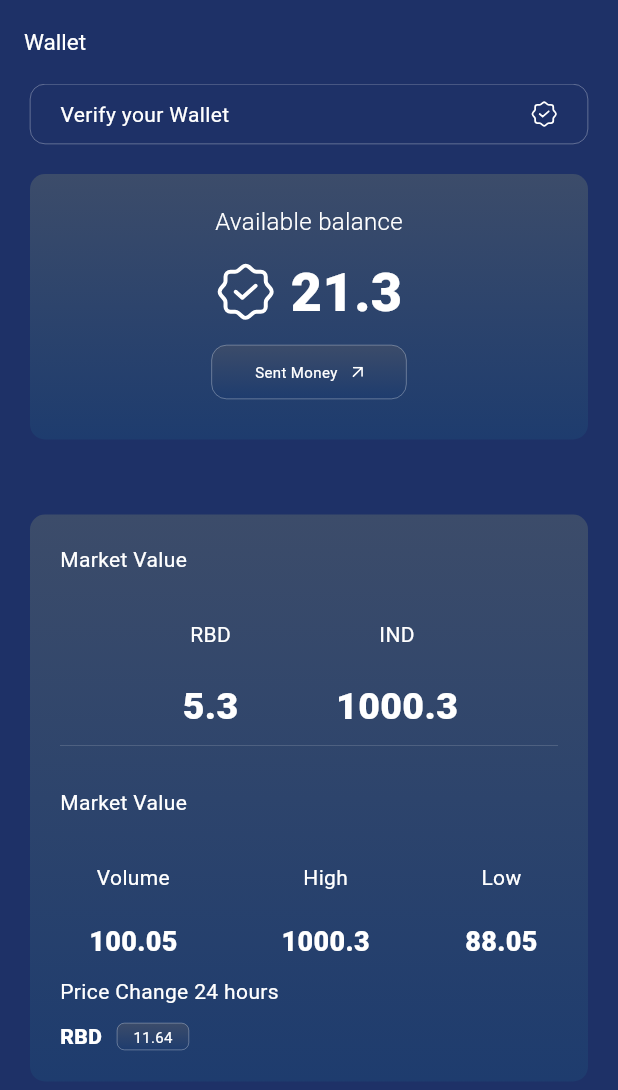
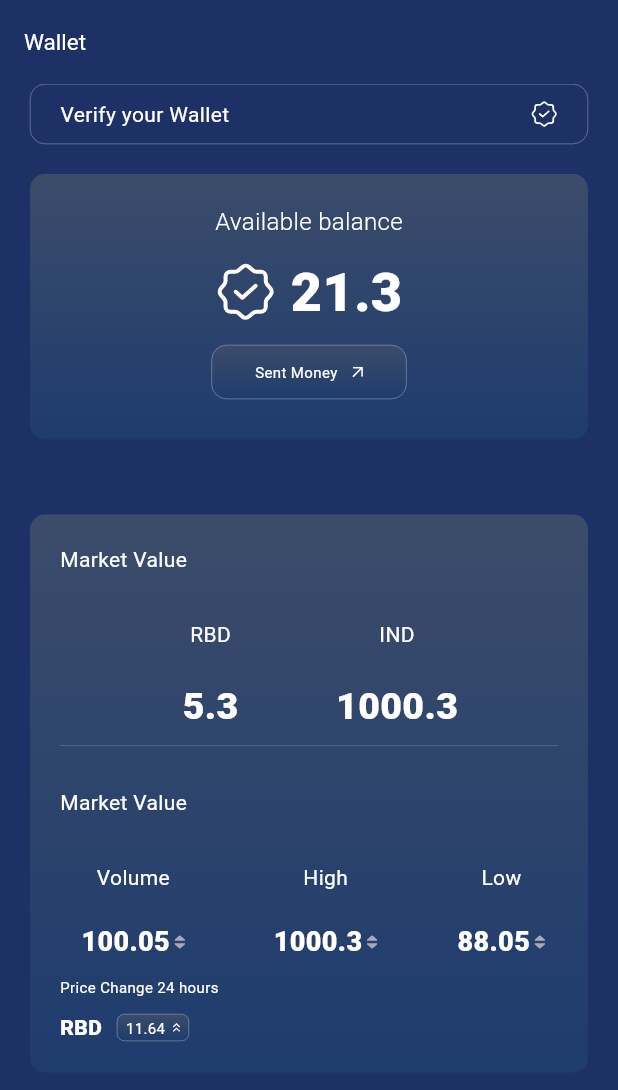
Before and after one commit to seclobproject/Rubidya-App, a Flutter app: the wallet screen opened directly, on a phone screen of 412 x 824 dp. Shown: the top 1090 px of the screen. Run offline on Flutter 3.47's test engine with Material 2 defaults, Android fonts, the phone set to English and light mode, and no system bars; our stand-ins replace dio, flutter_svg, logger, shared_preferences; missing offline and left inert: country_pickers; accounts and stored records are empty; project files that could hold a hidden picture were left out.

Commit message:
second commit1

```diff
--- a/lib/screens/profile_screen/tab_profile/widget/wallet.dart
+++ b/lib/screens/profile_screen/tab_profile/widget/wallet.dart
@@ -211,7 +211,19 @@ class _walletState extends State<wallet> {
                             child: Text("Volume",style: TextStyle(color: white),),
                           ),
 
-                          Text("100.05",style: TextStyle(color: white,fontWeight: FontWeight.w900,fontSize: 18),),
+                          Row(
+                            children: [
+                              Text("100.05",style: TextStyle(color: white,fontWeight: FontWeight.w900,fontSize: 18),),
+                              SizedBox(width: 3,),
+
+                              SvgPicture.asset(
+                                "assets/svg/arrowbackdown.svg",
+                                height: 9,
+                              ),
+                            ],
+
+
+                          ),
 
                         ],
                       ),
@@ -225,7 +237,19 @@ class _walletState extends State<wallet> {
                             child: Text("High",style: TextStyle(color: white),),
                           ),
 
-                          Text("1000.3",style: TextStyle(color: white,fontWeight: FontWeight.w900,fontSize: 18),),
+                          Row(
+                            children: [
+                              Text("1000.3",style: TextStyle(color: white,fontWeight: FontWeight.w900,fontSize: 18),),
+
+                              SizedBox(width: 3,),
+
+                              SvgPicture.asset(
+                                "assets/svg/arrowbackdown.svg",
+                                height: 9,
+                              ),
+
+                            ],
+                          ),
 
                         ],
                       ),
@@ -237,7 +261,19 @@ class _walletState extends State<wallet> {
                             child: Text("Low",style: TextStyle(color: white),),
                           ),
 
-                          Text("88.05",style: TextStyle(color: white,fontWeight: FontWeight.w900,fontSize: 18),),
+                          Row(
+                            children: [
+                              Text("88.05",style: TextStyle(color: white,fontWeight: FontWeight.w900,fontSize: 18),),
+
+                              SizedBox(width: 3,),
+
+                              SvgPicture.asset(
+                                "assets/svg/arrowbackdown.svg",
+                                height: 9,
+                              ),
+
+                            ],
+                          ),
 
                         ],
                       ),
@@ -254,7 +290,7 @@ class _walletState extends State<wallet> {
                       alignment:Alignment.topLeft,
                       child: Padding(
                         padding:  EdgeInsets.symmetric(horizontal: 20,vertical: 10),
-                        child: Text("Price Change 24 hours",style: TextStyle(color: white),),
+                        child: Text("Price Change 24 hours",style: TextStyle(color: white,fontSize: 10),),
                       ),
                     ),
                   ),
@@ -285,7 +321,21 @@ class _walletState extends State<wallet> {
                                         end: Alignment.bottomCenter,
                                       ),
                                       borderRadius: BorderRadius.all(Radius.circular(5))),
-                                  child: Center(child: Text("11.64",style: TextStyle(fontSize: 10,color: white),)),
+                                  child: Center(
+                                      child: Row(
+                                        mainAxisAlignment: MainAxisAlignment.center,
+                                        children: [
+                                          Text("11.64",style: TextStyle(fontSize: 10,color: white),),
+
+                                          SizedBox(width: 5,),
+
+                                          SvgPicture.asset(
+                                            "assets/svg/arrowtop.svg",
+                                            height: 6,
+                                          ),
+
+                                        ],
+                                      )),
                                  ),
                               ],
                             ),
@@ -299,13 +349,8 @@ class _walletState extends State<wallet> {
                   SizedBox(height: 20,),
 
 
-
                 ],
               ),
-
-
-
-
 
 
             ),
```
Also changed, not shown: assets/svg/arrowbackdown.svg (added), assets/svg/arrowtop.svg (added).
